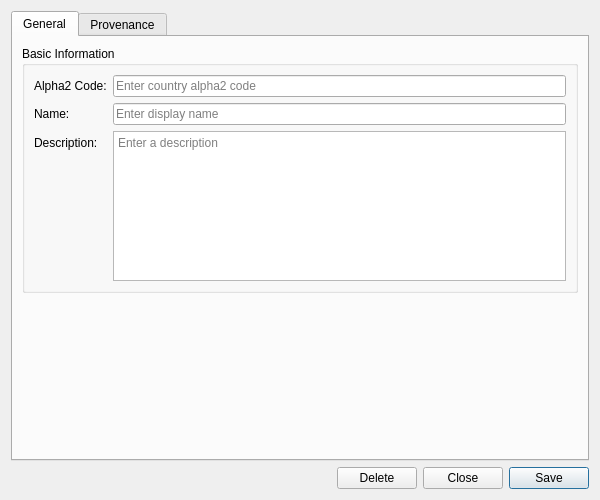
OreStudio/OreStudio, file projects/ores.qt/refdata/ui/CountryDetailDialog.ui: the form before one commit.
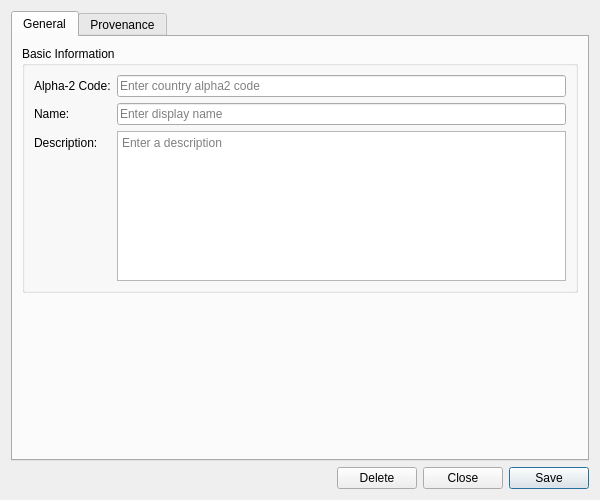
The form after the commit. Custom widgets are drawn as their Qt base class.

The edit to the form file:
```diff
--- a/projects/ores.qt/refdata/ui/CountryDetailDialog.ui
+++ b/projects/ores.qt/refdata/ui/CountryDetailDialog.ui
@@ -41,7 +41,7 @@
           <item row="0" column="0">
            <widget class="QLabel" name="labelAlpha2Code">
             <property name="text">
-             <string>Alpha2 Code:</string>
+             <string>Alpha-2 Code:</string>
             </property>
            </widget>
           </item>
```
